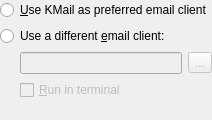
The window that kcms/componentchooser/emailclientconfig_ui.ui (KDE/plasma-workspace) describes before a commit, drawn with Qt 5.
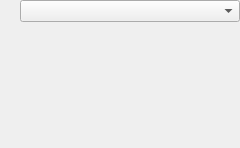
The same window after the commit. Custom widgets are drawn as their Qt base class.

Commit message:
KCM/Component Revamp email config
Summary:
Simplify UI:
 * Select option in the available email clients
 * use mimeapps.list preferred service as source of truth regarding default email client
 * keep kmail as default email client when it is installed
 * Can select any service as email client alternatively
 * Ensure kbuildsycoca cache is updated after saving

FIXED-IN: 5.19

Test Plan:
Before:

{F7883144}

After:

{F7883141}

{F7883117}

Reviewers: ngraham, ervin, #plasma, bport, crossi, dvratil

Reviewed By: ngraham, ervin

Subscribers: plasma-devel

Tags: #plasma

Maniphest Tasks: T12551

Patch:
```diff
--- a/kcms/componentchooser/emailclientconfig_ui.ui
+++ b/kcms/componentchooser/emailclientconfig_ui.ui
@@ -2,30 +2,27 @@
 <ui version="4.0">
  <class>EmailClientConfig_UI</class>
  <widget class="QWidget" name="EmailClientConfig_UI">
+  <property name="geometry">
+   <rect>
+    <x>0</x>
+    <y>0</y>
+    <width>240</width>
+    <height>148</height>
+   </rect>
+  </property>
   <layout class="QVBoxLayout">
    <property name="margin">
     <number>0</number>
    </property>
-   <item>
-    <widget class="QRadioButton" name="kmailCB">
-     <property name="whatsThis">
-      <string>Kmail is the standard Mail program for the Plasma desktop.</string>
-     </property>
-     <property name="text">
-      <string>&amp;Use KMail as preferred email client</string>
-     </property>
-    </widget>
-   </item>
-   <item>
-    <widget class="QRadioButton" name="otherCB">
-     <property name="whatsThis">
-      <string>Select this option if you want to use any other mail program.</string>
-     </property>
-     <property name="text">
-      <string>Use a different &amp;email client:</string>
-     </property>
-    </widget>
-   </item>
+   <property name="topMargin">
+    <number>0</number>
+   </property>
+   <property name="rightMargin">
+    <number>0</number>
+   </property>
+   <property name="bottomMargin">
+    <number>0</number>
+   </property>
    <item>
     <layout class="QHBoxLayout">
      <item>
@@ -45,63 +42,7 @@
       </spacer>
      </item>
      <item>
-      <widget class="KLineEdit" name="txtEMailClient">
-       <property name="enabled">
-        <bool>false</bool>
-       </property>
-       <property name="toolTip">
-        <string>Optional placeholders: &lt;ul&gt; &lt;li&gt;%t: Recipient's address&lt;/li&gt; &lt;li&gt;%s: Subject&lt;/li&gt; &lt;li&gt;%c: Carbon Copy (CC)&lt;/li&gt; &lt;li&gt;%b: Blind Carbon Copy (BCC)&lt;/li&gt; &lt;li&gt;%B: Template body text&lt;/li&gt; &lt;li&gt;%A: Attachment &lt;/li&gt; &lt;li&gt;%u: Full mailto: URL &lt;/li&gt;&lt;/ul&gt;</string>
-       </property>
-       <property name="whatsThis">
-        <string>Press this button to select your favorite email client. Please note that the file you select has to have the executable attribute set in order to be accepted.&lt;br/&gt; You can also use several placeholders which will be replaced with the actual values when the email client is called:&lt;ul&gt; &lt;li&gt;%t: Recipient's address&lt;/li&gt; &lt;li&gt;%s: Subject&lt;/li&gt; &lt;li&gt;%c: Carbon Copy (CC)&lt;/li&gt; &lt;li&gt;%b: Blind Carbon Copy (BCC)&lt;/li&gt; &lt;li&gt;%B: Template body text&lt;/li&gt; &lt;li&gt;%A: Attachment &lt;/li&gt; &lt;/ul&gt;</string>
-       </property>
-      </widget>
-     </item>
-     <item>
-      <widget class="QToolButton" name="btnSelectEmail">
-       <property name="enabled">
-        <bool>false</bool>
-       </property>
-       <property name="whatsThis">
-        <string>Click here to browse for the mail program file.</string>
-       </property>
-       <property name="text">
-        <string>...</string>
-       </property>
-      </widget>
-     </item>
-    </layout>
-   </item>
-   <item>
-    <layout class="QHBoxLayout">
-     <item>
-      <spacer>
-       <property name="orientation">
-        <enum>Qt::Horizontal</enum>
-       </property>
-       <property name="sizeType">
-        <enum>QSizePolicy::Fixed</enum>
-       </property>
-       <property name="sizeHint" stdset="0">
-        <size>
-         <width>20</width>
-         <height>0</height>
-        </size>
-       </property>
-      </spacer>
-     </item>
-     <item>
-      <widget class="QCheckBox" name="chkRunTerminal">
-       <property name="enabled">
-        <bool>false</bool>
-       </property>
-       <property name="whatsThis">
-        <string>Activate this option if you want the selected email client to be executed in a terminal (e.g. &lt;em&gt;Konsole&lt;/em&gt;).</string>
-       </property>
-       <property name="text">
-        <string>&amp;Run in terminal</string>
-       </property>
-      </widget>
+      <widget class="QComboBox" name="emailClientsCombo"/>
      </item>
     </layout>
    </item>
@@ -123,13 +64,6 @@
    </item>
   </layout>
  </widget>
- <customwidgets>
-  <customwidget>
-   <class>KLineEdit</class>
-   <extends>QLineEdit</extends>
-   <header location="global">KLineEdit</header>
-  </customwidget>
- </customwidgets>
  <resources/>
  <connections>
   <connection>
```
Left out of the diff: 53 changed lines with no effect on the pictures. The commit also changes 4 other files.
